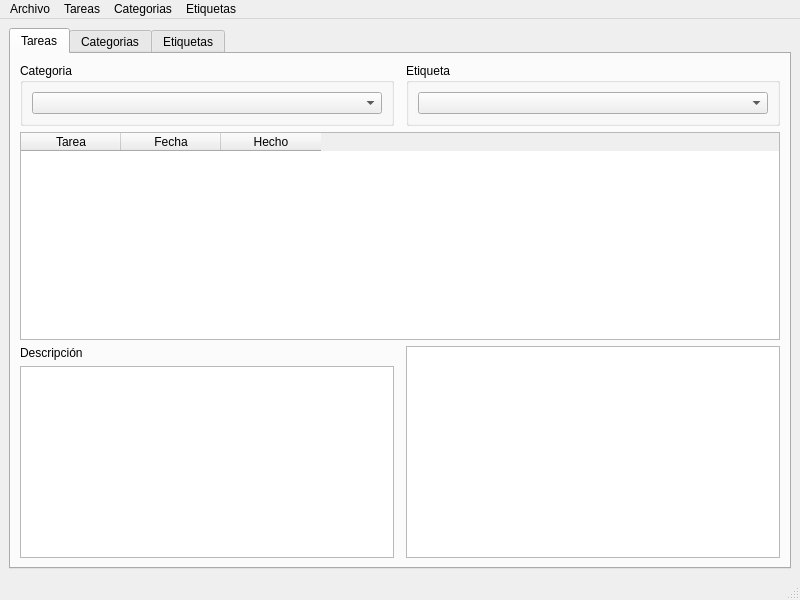
eliasrm87/curso-qt-osl-tareas, file curso-qt-osl-tareas/mainwindow.ui: the form before one commit.
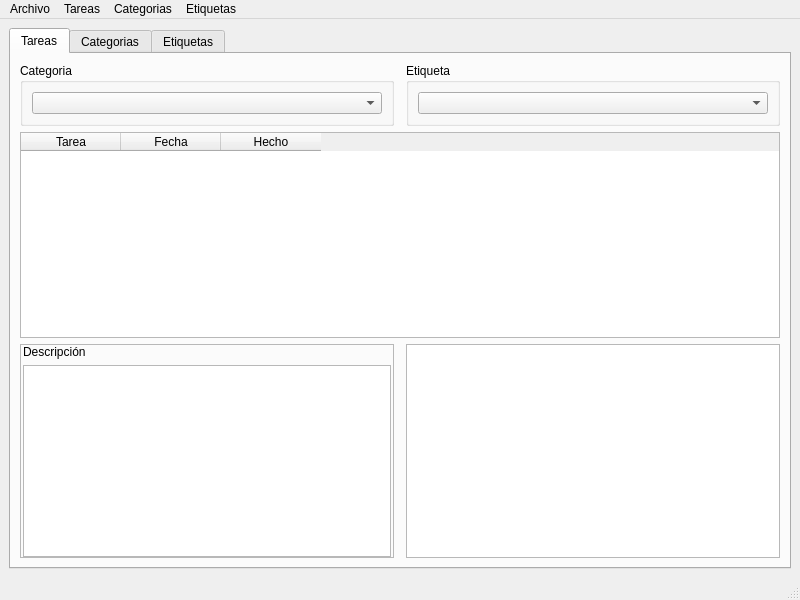
The form after the commit.

Commit message:
Comienzo de la implementación de la gestión de etiquetas
Se ha optado por una estructura MVC para no duplicar código

```diff
--- a/curso-qt-osl-tareas/mainwindow.ui
+++ b/curso-qt-osl-tareas/mainwindow.ui
@@ -64,13 +64,6 @@
               </layout>
              </widget>
             </item>
-            <item row="4" column="2">
-             <widget class="QListView" name="listEtiqueta">
-              <property name="editTriggers">
-               <set>QAbstractItemView::NoEditTriggers</set>
-              </property>
-             </widget>
-            </item>
             <item row="1" column="2">
              <widget class="QGroupBox" name="horizontalLayout_4">
               <property name="title">
@@ -89,15 +82,18 @@
             </item>
             <item row="4" column="0">
              <widget class="QFrame" name="frame_3">
+              <property name="frameShape">
+               <enum>QFrame::StyledPanel</enum>
+              </property>
               <layout class="QVBoxLayout" name="verticalLayout_6">
                <property name="leftMargin">
-                <number>0</number>
+                <number>2</number>
                </property>
                <property name="topMargin">
                 <number>0</number>
                </property>
                <property name="rightMargin">
-                <number>0</number>
+                <number>2</number>
                </property>
                <property name="bottomMargin">
                 <number>0</number>
@@ -107,6 +103,12 @@
                  <property name="text">
                   <string>Descripción</string>
                  </property>
+                 <property name="margin">
+                  <number>2</number>
+                 </property>
+                 <property name="indent">
+                  <number>0</number>
+                 </property>
                 </widget>
                </item>
                <item>
@@ -115,6 +117,13 @@
               </layout>
              </widget>
             </item>
+            <item row="4" column="2">
+             <widget class="QTableView" name="listEtiqueta">
+              <property name="editTriggers">
+               <set>QAbstractItemView::NoEditTriggers</set>
+              </property>
+             </widget>
+            </item>
            </layout>
           </item>
          </layout>
```
Left out of the diff: 8 changed lines with no effect on the pictures. The commit also changes 5 other files.
